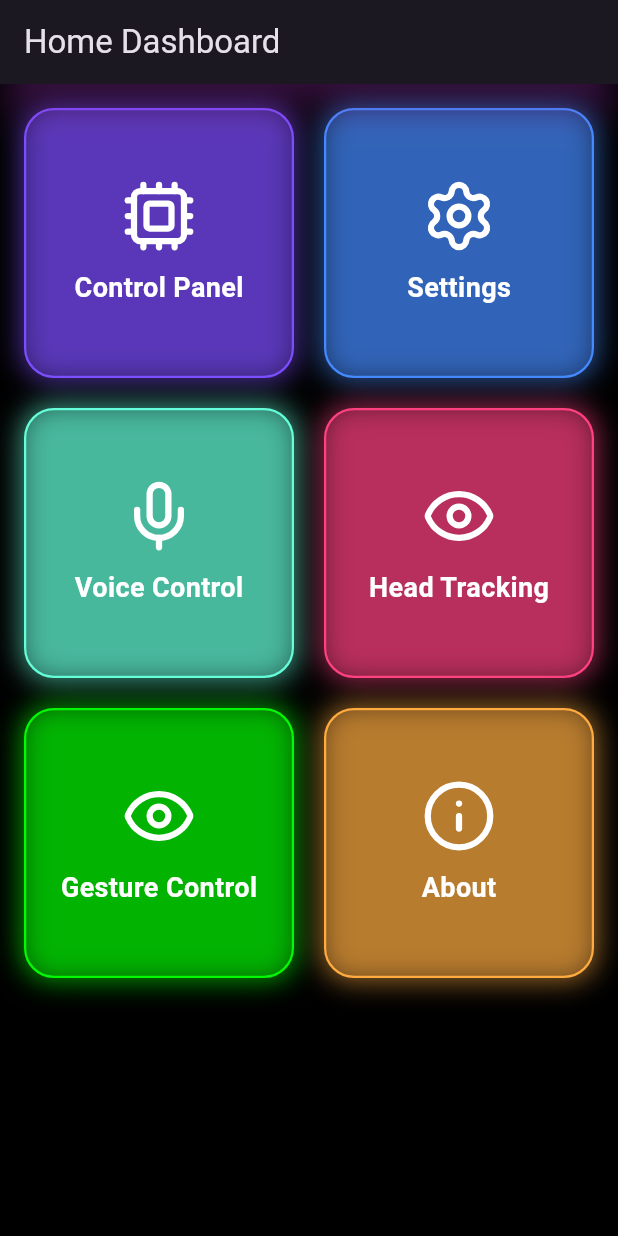
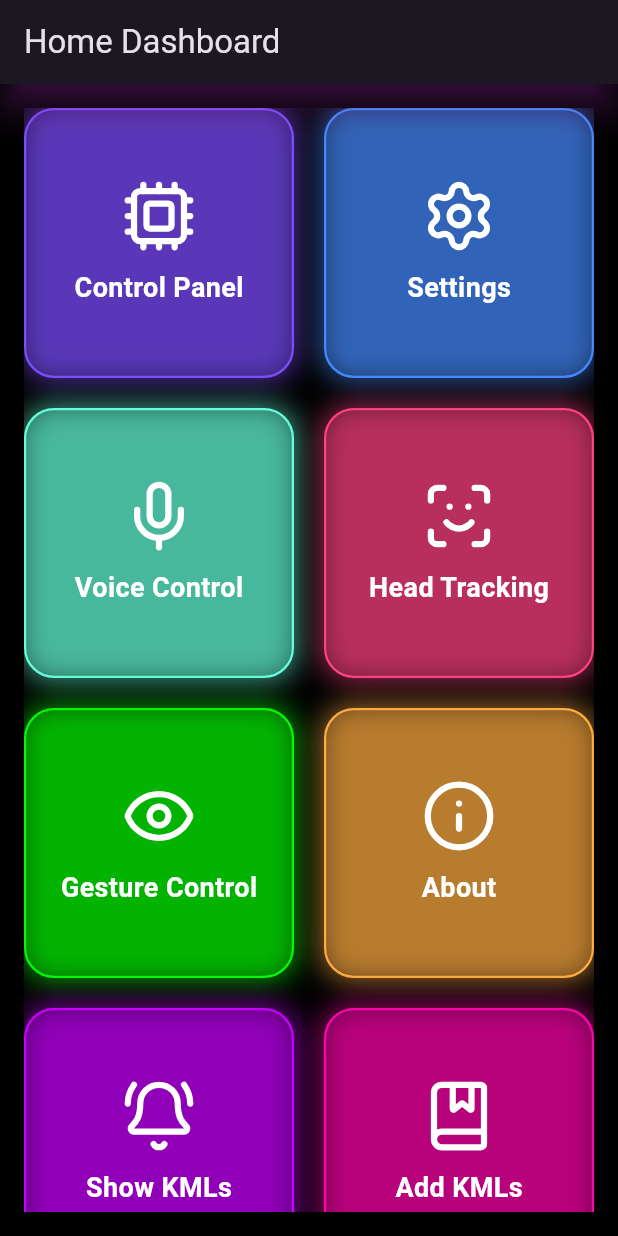
Before and after one commit to ADITYA-BHATTACHARYA-DEV/NaviGlass_App, a Flutter app: the screen it shows after launch, on a phone screen of 412 x 824 dp. Run offline on Flutter 3.47's test engine with Material 3 defaults, Android fonts, the phone set to English and light mode, and no system bars; our stand-ins replace lucide_icons.

Commit message:
New Updated Screens

```diff
--- a/lib/screens/home_screen.dart
+++ b/lib/screens/home_screen.dart
@@ -22,9 +22,12 @@
             _buildFeatureTile(context, "Control Panel", "/controlPanel", LucideIcons.cpu, Colors.deepPurpleAccent),
             _buildFeatureTile(context, "Settings", "/settings", LucideIcons.settings, Colors.blueAccent),
             _buildFeatureTile(context, "Voice Control", "/voiceControl", LucideIcons.mic, Colors.tealAccent),
-            _buildFeatureTile(context, "Head Tracking", "/headTracking", LucideIcons.eye, Colors.pinkAccent),
+            _buildFeatureTile(context, "Head Tracking", "/headTracking", LucideIcons.scanFace
+            , Colors.pinkAccent),
                         _buildFeatureTile(context, "Gesture Control", "/gestureTracking", LucideIcons.eye, Color.fromARGB(255, 3, 249, 3)),
             _buildFeatureTile(context, "About", "/about", LucideIcons.info, Colors.orangeAccent),
+            _buildFeatureTile(context, "Show KMLs", "/about", LucideIcons.bellRing, Color.fromARGB(255, 200, 0, 255)),
+            _buildFeatureTile(context, "Add KMLs", "/about", LucideIcons.bookMarked, Color.fromARGB(255, 254, 3, 171)),
           ],
         ),
       ),
```
